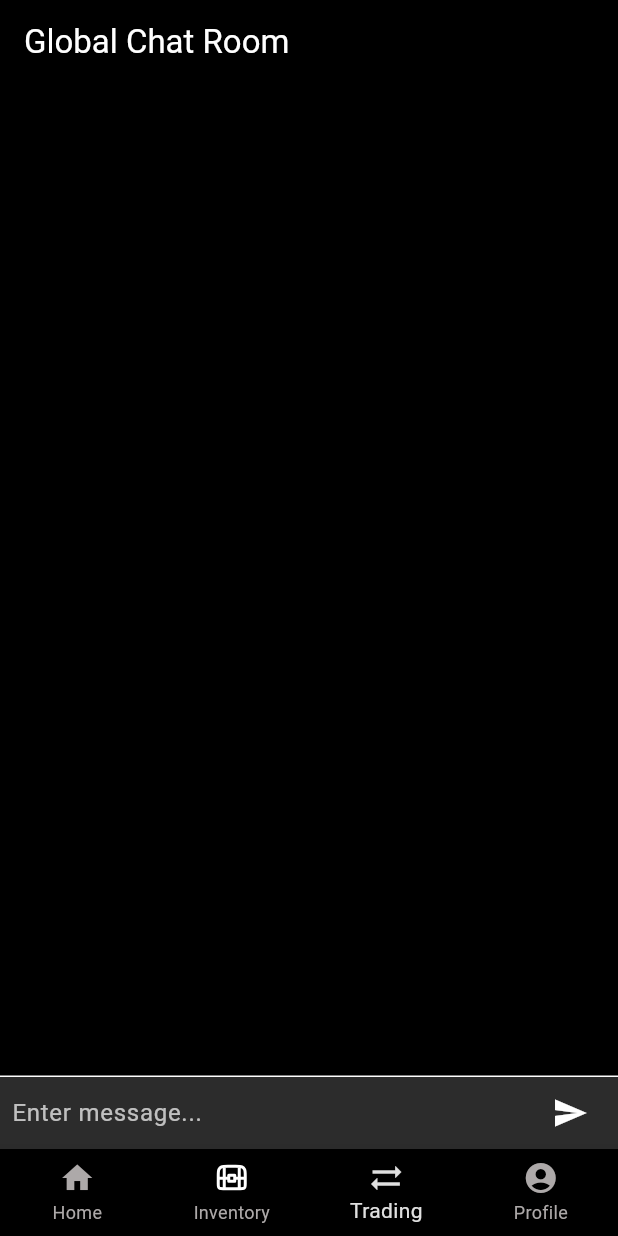
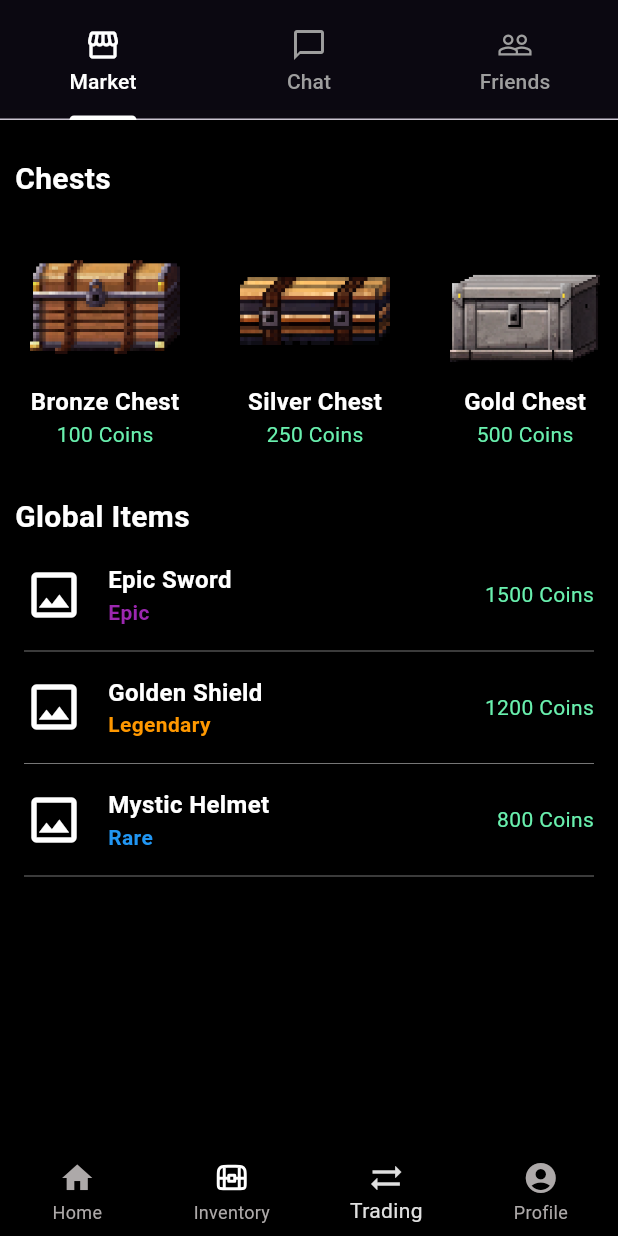
Before and after one commit to workout-logger/workout_app, a Flutter app: the screen it shows after launch, item 3 of the bottom bar chosen, on a phone screen of 412 x 824 dp. Run offline on Flutter 3.47's test engine with Material 3 defaults, Android fonts, the phone set to English and light mode, and no system bars; our stand-ins replace animated_text_kit, fl_chart, flutter_svg, google_sign_in, hexcolor, lottie and 2 more; missing offline and left inert: health; network calls fail.

Commit message:
added a marketplace with chests and global market

```diff
--- a/lib/chat_page.dart
+++ b/lib/chat_page.dart
@@ -123,10 +123,6 @@ Widget _buildMessageInput() {
   Widget build(BuildContext context) {
     return Scaffold(
       appBar: AppBar(
-        title: const Text(
-          'Global Chat Room',
-          style: TextStyle(color: Colors.white),
-        ),
         backgroundColor: Colors.black,
       ),
       body: Column(
--- a/lib/home_body.dart
+++ b/lib/home_body.dart
@@ -2,7 +2,7 @@ import 'package:flutter/material.dart';
 import 'home_diary.dart';
 import 'profile_page.dart';
 import 'inventory_page.dart';
-import 'chat_page.dart';
+import 'marketplace.dart';
 
 class HomeBody extends StatelessWidget {
   const HomeBody({super.key, required this.currentPageIndex, required this.animationController});
@@ -13,7 +13,7 @@ class HomeBody extends StatelessWidget {
   static List<Widget> _pages(AnimationController controller) => <Widget>[
         MyDiaryScreen(animationController: controller),
         InventoryPage(),
-        const ChatPage(),
+        MMORPGMainScreen(),
         const ProfilePage(),
       ];
 
--- /dev/null
+++ b/lib/marketplace.dart
@@ -0,0 +1,354 @@
+import 'package:flutter/material.dart';
+import 'package:workout_logger/chat_page.dart';
+
+
+class MMORPGMainScreen extends StatelessWidget {
+  @override
+  Widget build(BuildContext context) {
+    return DefaultTabController(
+      length: 3, // Number of tabs
+      child: Scaffold(
+        backgroundColor: Color.fromARGB(255, 0, 0, 0),
+        appBar: PreferredSize(
+          preferredSize: Size.fromHeight(80), // Set height to fit TabBar
+          child: AppBar(
+            backgroundColor: Color.fromARGB(255, 0, 0, 0),
+            elevation: 5,
+            bottom: TabBar(
+              indicatorColor: Color.fromARGB(255, 255, 255, 255),
+              indicatorWeight: 3,
+              labelColor: Color.fromARGB(255, 255, 255, 255),
+              unselectedLabelColor: Colors.grey[500],
+              tabs: [
+                Tab(
+                  icon: Icon(Icons.storefront_outlined),
+                  text: 'Market',
+                ),
+                Tab(
+                  icon: Icon(Icons.chat_bubble_outline),
+                  text: 'Chat',
+                ),
+                Tab(
+                  icon: Icon(Icons.people_outline),
+                  text: 'Friends',
+                ),
+              ],
+            ),
+          ),
+        ),
+        body: TabBarView(
+          children: [
+            MarketScreen(),
+            ChatPage(),
+            FriendsScreen(),
+          ],
+        ),
+      ),
+    );
+  }
+}
+
+
+class MarketScreen extends StatelessWidget {
+  final List<Map<String, dynamic>> chestData = [
+    {'name': 'Bronze Chest', 'price': 100, 'number': 0},
+    {'name': 'Silver Chest', 'price': 250, 'number': 1},
+    {'name': 'Gold Chest', 'price': 500, 'number': 2},
+    {'name': 'Diamond Chest', 'price': 1000, 'number': 3},
+  ];
+
+  final List<Map<String, dynamic>> globalItems = [
+    {'name': 'Epic Sword', 'price': 1500, 'rarity': 'Epic'},
+    {'name': 'Golden Shield', 'price': 1200, 'rarity': 'Legendary'},
+    {'name': 'Mystic Helmet', 'price': 800, 'rarity': 'Rare'},
+  ];
+
+  @override
+  Widget build(BuildContext context) {
+    return Container(
+      color: Color.fromARGB(255, 0, 0, 0),
+      child: SingleChildScrollView(
+        child: Column(
+          crossAxisAlignment: CrossAxisAlignment.start,
+          children: [
+            // Chests Section
+            Padding(
+              padding: const EdgeInsets.only(top: 25.0, left: 10, bottom: 0.0), // Reduce bottom padding
+              child: Text(
+                'Chests',
+                style: TextStyle(
+                  color: Colors.white,
+                  fontSize: 20,
+                  fontWeight: FontWeight.bold,
+                ),
+              ),
+            ),
+            SizedBox(
+              height: 180, // Reduce height if needed
+              child: ListView.builder(
+                scrollDirection: Axis.horizontal,
+                itemCount: chestData.length,
+                itemBuilder: (context, index) {
+                  return Padding(
+                    padding: const EdgeInsets.symmetric(horizontal: 8.0),
+                    child: ChestCard(
+                      chestName: chestData[index]['name'],
+                      chestPrice: chestData[index]['price'],
+                      chestNumber: chestData[index]['number'],
+                    ),
+                  );
+                },
+              ),
+            ),
+            // Global Items Section
+            Padding(
+              padding: const EdgeInsets.only(top: 16.0, left: 10, bottom: 8.0),
+              child: Text(
+                'Global Items',
+                style: TextStyle(
+                  color: Colors.white,
+                  fontSize: 20,
+                  fontWeight: FontWeight.bold,
+                ),
+              ),
+            ),
+            ListView.builder(
+              shrinkWrap: true,
+              physics: NeverScrollableScrollPhysics(),
+              itemCount: globalItems.length,
+              itemBuilder: (context, index) {
+                return GlobalItemRow(
+                  itemName: globalItems[index]['name'],
+                  itemPrice: globalItems[index]['price'],
+                  itemRarity: globalItems[index]['rarity'],
+                );
+              },
+            ),
+          ],
+        ),
+      ),
+    );
+  }
+}
+
+
+class GlobalItemRow extends StatelessWidget {
+  final String itemName;
+  final int itemPrice;
+  final String itemRarity;
+
+  const GlobalItemRow({
+    super.key,
+    required this.itemName,
+    required this.itemPrice,
+    required this.itemRarity,
+  });
+
+  Color _getRarityColor(String rarity) {
+    switch (rarity) {
+      case 'Common':
+        return Colors.grey;
+      case 'Rare':
+        return Colors.blue;
+      case 'Epic':
+        return Colors.purple;
+      case 'Legendary':
+        return Colors.orange;
+      default:
+        return Colors.white;
+    }
+  }
+
+  @override
+  Widget build(BuildContext context) {
+    return Column(
+      children: [
+        Padding(
+          padding: const EdgeInsets.symmetric(vertical: 8, horizontal: 16),
+          child: Row(
+            children: [
+              Icon(
+                Icons.image_outlined, // Placeholder for item image
+                color: Colors.white,
+                size: 40,
+              ),
+              const SizedBox(width: 16),
+              Expanded(
+                child: Column(
+                  crossAxisAlignment: CrossAxisAlignment.start,
+                  children: [
+                    Text(
+                      itemName,
+                      style: const TextStyle(
+                        color: Colors.white,
+                        fontSize: 16,
+                        fontWeight: FontWeight.bold,
+                      ),
+                    ),
+                    Text(
+                      itemRarity,
+                      style: TextStyle(
+                        color: _getRarityColor(itemRarity),
+                        fontSize: 14,
+                        fontWeight: FontWeight.bold,
+                      ),
+                    ),
+                  ],
+                ),
+              ),
+              Text(
+                "$itemPrice Coins",
+                style: const TextStyle(
+                  color: Colors.greenAccent,
+                  fontSize: 14,
+                ),
+              ),
+            ],
+          ),
+        ),
+        const Divider(
+          color: Colors.grey,
+          thickness: 0.5,
+          indent: 16,
+          endIndent: 16,
+        ), // Separator
+      ],
+    );
+  }
+}
+
+
+class ChestCard extends StatelessWidget {
+  final String chestName;
+  final int chestPrice;
+  final int chestNumber;
+
+  const ChestCard({
+    super.key,
+    required this.chestName,
+    required this.chestPrice,
+    required this.chestNumber,
+  });
+
+  @override
+  Widget build(BuildContext context) {
+    return Card(
+      color: const Color.fromARGB(0, 48, 48, 48),
+      shape: RoundedRectangleBorder(
+        borderRadius: BorderRadius.circular(12),
+      ),
+      child: InkWell(
+        onTap: () {
+          // Handle chest purchase
+          showDialog(
+            context: context,
+            builder: (context) => AlertDialog(
+              backgroundColor: Colors.grey[900],
+              title: Text(
+                'Purchase $chestName',
+                style: TextStyle(color: Colors.white),
+              ),
+              content: Text(
+                'Do you want to buy this chest for $chestPrice coins?',
+                style: TextStyle(color: Colors.white70),
+              ),
+              actions: [
+                TextButton(
+                  onPressed: () => Navigator.pop(context),
+                  child: Text('Cancel', style: TextStyle(color: Colors.red)),
+                ),
+                TextButton(
+                  onPressed: () {
+                    Navigator.pop(context);
+                    ScaffoldMessenger.of(context).showSnackBar(
+                      SnackBar(
+                        content: Text(
+                          '$chestName purchased!',
+                          style: TextStyle(color: Colors.white),
+                        ),
+                        backgroundColor: Colors.green,
+                      ),
+                    );
+                  },
+                  child: Text('Buy', style: TextStyle(color: Colors.green)),
+                ),
+              ],
+            ),
+          );
+        },
+        child: Column(
+          mainAxisAlignment: MainAxisAlignment.center,
+          children: [
+            Padding(
+              padding: const EdgeInsets.symmetric(horizontal: 8),
+              child: Container(
+                child: Image.asset(
+                  'assets/images/Pixel_Chest_Pack/chest_$chestNumber.png',
+                  height: 100,
+                  width: 100,
+                  fit: BoxFit.contain,
+                ),
+              ),
+            ),
+            const SizedBox(height: 8),
+            Text(
+              chestName,
+              style: const TextStyle(
+                color: Colors.white,
+                fontSize: 16,
+                fontWeight: FontWeight.bold,
+              ),
+            ),
+            Text(
+              "$chestPrice Coins",
+              style: const TextStyle(
+                color: Colors.greenAccent,
+                fontSize: 14,
+              ),
+            ),
+          ],
+        ),
+      ),
+    );
+  }
+}
+
+class GlobalChatScreen extends StatelessWidget {
+  @override
+  Widget build(BuildContext context) {
+    return Container(
+      color: Color.fromARGB(255, 0, 0, 0),
+      child: Center(
+        child: Text(
+          'Global Chat',
+          style: TextStyle(
+            color: Colors.white,
+            fontSize: 24,
+            fontFamily: 'RobotoMono',
+            fontWeight: FontWeight.bold,
+          ),
+        ),
+      ),
+    );
+  }
+}
+
+class FriendsScreen extends StatelessWidget {
+  @override
+  Widget build(BuildContext context) {
+    return Container(
+      color: Color.fromARGB(255, 0, 0, 0),
+      child: Center(
+        child: Text(
+          'Friends List',
+          style: TextStyle(
+            color: Colors.white,
+            fontSize: 24,
+            fontFamily: 'RobotoMono',
+            fontWeight: FontWeight.bold,
+          ),
+        ),
+      ),
+    );
+  }
+}
--- a/lib/workout_tracking/workout_page.dart
+++ b/lib/workout_tracking/workout_page.dart
@@ -11,7 +11,6 @@ import 'exercise.dart';
 import '../fitness_app_theme.dart';
 import 'package:http/http.dart' as http;
 import 'package:workout_logger/constants.dart';
-import 'workout_set.dart';
 
 class WorkoutPage extends StatefulWidget {
   const WorkoutPage({super.key});
--- a/pubspec.yaml
+++ b/pubspec.yaml
@@ -53,6 +53,7 @@ dependencies:
   lottie: ^3.1.3
   shimmer: ^3.0.0
   uuid: ^4.5.1
+  google_fonts: ^6.2.1
 
 dev_dependencies:
   flutter_test:
```
Also changed, not shown: pubspec.lock, 1 other file.
